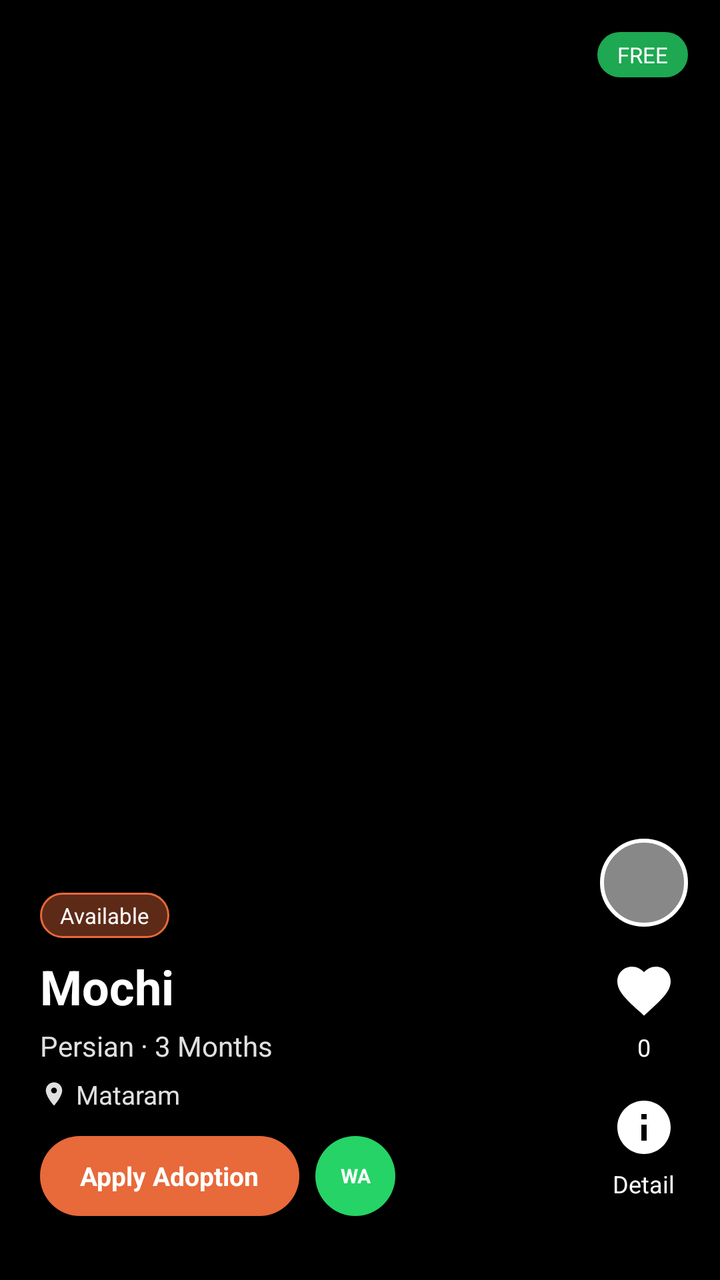
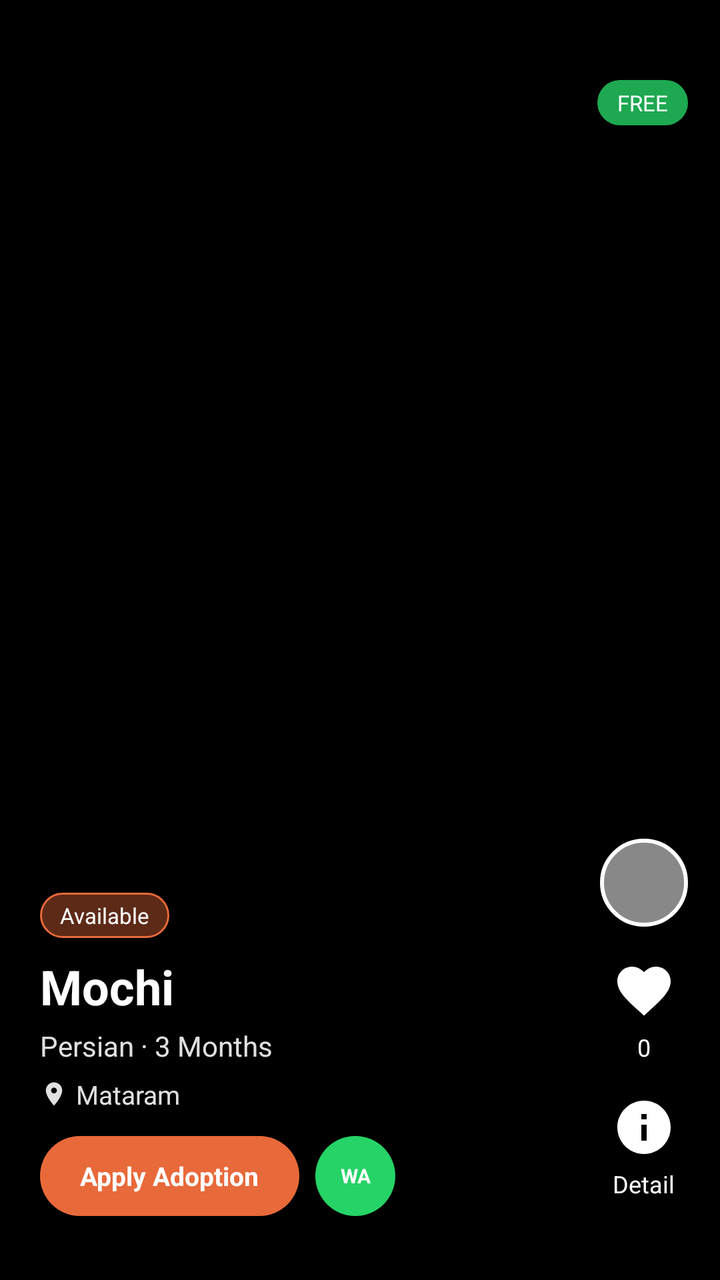

Screens rendered from an Android XML layout before and after an edit, with the pre-edit source and the edit as a unified diff.
<!-- AndroidManifest.xml: application theme Theme.AdoptUs -->
<!-- res/layout/item_feed_post.xml -->
<?xml version="1.0" encoding="utf-8"?>
<FrameLayout xmlns:android="http://schemas.android.com/apk/res/android"
    xmlns:app="http://schemas.android.com/apk/res-auto"
    android:layout_width="match_parent"
    android:layout_height="match_parent"
    android:background="#000000">

    
    <ImageView
        android:id="@+id/ivMedia"
        android:layout_width="match_parent"
        android:layout_height="match_parent"
        android:scaleType="centerCrop"
        android:visibility="visible" />

    
    <androidx.media3.ui.PlayerView
        android:id="@+id/pvVideo"
        android:layout_width="match_parent"
        android:layout_height="match_parent"
        app:use_controller="false"
        app:resize_mode="zoom"
        android:visibility="gone" />

    
    <View
        android:layout_width="match_parent"
        android:layout_height="320dp"
        android:layout_gravity="bottom"
        android:background="@drawable/gradient_feed_bottom" />

    
    <LinearLayout
        android:layout_width="match_parent"
        android:layout_height="wrap_content"
        android:layout_gravity="bottom"
        android:orientation="vertical"
        android:paddingStart="20dp"
        android:paddingEnd="80dp"
        android:paddingBottom="32dp">

        
        <TextView
            android:id="@+id/tvStatus"
            android:layout_width="wrap_content"
            android:layout_height="wrap_content"
            android:text="Available"
            android:textSize="11sp"
            android:textColor="#FFFFFF"
            android:background="@drawable/bg_status_badge"
            android:paddingHorizontal="10dp"
            android:paddingVertical="4dp"
            android:layout_marginBottom="8dp" />

        
        <TextView
            android:id="@+id/tvPetName"
            android:layout_width="wrap_content"
            android:layout_height="wrap_content"
            android:text="Mochi"
            android:textSize="24sp"
            android:textStyle="bold"
            android:textColor="#FFFFFF"
            android:layout_marginBottom="4dp" />

        
        <TextView
            android:id="@+id/tvBreedAge"
            android:layout_width="wrap_content"
            android:layout_height="wrap_content"
            android:text="Persian · 3 Months"
            android:textSize="14sp"
            android:textColor="#E0E0E0"
            android:layout_marginBottom="6dp" />

        
        <LinearLayout
            android:layout_width="wrap_content"
            android:layout_height="wrap_content"
            android:orientation="horizontal"
            android:gravity="center_vertical"
            android:layout_marginBottom="12dp">

            <ImageView
                android:layout_width="14dp"
                android:layout_height="14dp"
                android:src="@drawable/ic_location"
                app:tint="#E0E0E0" />

            <TextView
                android:id="@+id/tvCity"
                android:layout_width="wrap_content"
                android:layout_height="wrap_content"
                android:text="Mataram"
                android:textSize="13sp"
                android:textColor="#E0E0E0"
                android:layout_marginStart="4dp" />
        </LinearLayout>

        
        <LinearLayout
            android:layout_width="wrap_content"
            android:layout_height="wrap_content"
            android:orientation="horizontal"
            android:gravity="center_vertical">

            
            <TextView
                android:id="@+id/btnApply"
                android:layout_width="wrap_content"
                android:layout_height="40dp"
                android:text="Apply Adoption"
                android:textSize="13sp"
                android:textColor="#FFFFFF"
                android:textStyle="bold"
                android:background="@drawable/bg_btn_apply"
                android:gravity="center"
                android:paddingHorizontal="20dp"
                android:layout_marginEnd="8dp" />

            
            <TextView
                android:id="@+id/btnWhatsapp"
                android:layout_width="40dp"
                android:layout_height="40dp"
                android:text="WA"
                android:textSize="10sp"
                android:textColor="#FFFFFF"
                android:textStyle="bold"
                android:background="@drawable/bg_btn_whatsapp"
                android:gravity="center" />

        </LinearLayout>
    </LinearLayout>

    
    <LinearLayout
        android:layout_width="wrap_content"
        android:layout_height="wrap_content"
        android:layout_gravity="bottom|end"
        android:orientation="vertical"
        android:gravity="center_horizontal"
        android:paddingEnd="16dp"
        android:paddingBottom="40dp">

        
        <ImageView
            android:id="@+id/ivOwnerAvatar"
            android:layout_width="44dp"
            android:layout_height="44dp"
            android:scaleType="centerCrop"
            android:background="@drawable/bg_avatar_circle"
            android:layout_marginBottom="16dp" />

        
        <ImageView
            android:id="@+id/btnLike"
            android:layout_width="32dp"
            android:layout_height="32dp"
            android:src="@drawable/ic_heart"
            android:layout_marginBottom="4dp" />

        <TextView
            android:id="@+id/tvLikesCount"
            android:layout_width="wrap_content"
            android:layout_height="wrap_content"
            android:text="0"
            android:textSize="12sp"
            android:textColor="#FFFFFF"
            android:layout_marginBottom="16dp" />

        
        <ImageView
            android:id="@+id/btnDetail"
            android:layout_width="32dp"
            android:layout_height="32dp"
            android:src="@drawable/ic_info"
            android:layout_marginBottom="4dp" />

        <TextView
            android:layout_width="wrap_content"
            android:layout_height="wrap_content"
            android:text="Detail"
            android:textSize="12sp"
            android:textColor="#FFFFFF" />

    </LinearLayout>

    
    <TextView
        android:id="@+id/tvFee"
        android:layout_width="wrap_content"
        android:layout_height="wrap_content"
        android:layout_gravity="top|end"
        android:layout_margin="16dp"
        android:text="FREE"
        android:textSize="11sp"
        android:textColor="#FFFFFF"
        android:background="@drawable/bg_fee_badge"
        android:paddingHorizontal="10dp"
        android:paddingVertical="4dp" />

</FrameLayout>
<!-- resources referenced by this layout -->
<resources>
  <!-- drawable bg_avatar_circle (drawable) -->
  <?xml version="1.0" encoding="utf-8"?>
  <shape xmlns:android="http://schemas.android.com/apk/res/android"
      android:shape="oval">
      <solid android:color="#888888" />
      <stroke android:width="2dp" android:color="#FFFFFF" />
  </shape>
  <!-- drawable bg_btn_apply (drawable) -->
  <?xml version="1.0" encoding="utf-8"?>
  <shape xmlns:android="http://schemas.android.com/apk/res/android"
      android:shape="rectangle">
      <corners android:radius="99dp" />
      <solid android:color="#E8693A" />
  </shape>
  <!-- drawable bg_btn_whatsapp (drawable) -->
  <?xml version="1.0" encoding="utf-8"?>
  <shape xmlns:android="http://schemas.android.com/apk/res/android"
      android:shape="rectangle">
      <corners android:radius="99dp" />
      <solid android:color="#25D366" />
  </shape>
  <!-- drawable bg_fee_badge (drawable) -->
  <?xml version="1.0" encoding="utf-8"?>
  <shape xmlns:android="http://schemas.android.com/apk/res/android"
      android:shape="rectangle">
      <corners android:radius="99dp" />
      <solid android:color="#CC25D366" />
  </shape>
  <!-- drawable bg_status_badge (drawable) -->
  <?xml version="1.0" encoding="utf-8"?>
  <shape xmlns:android="http://schemas.android.com/apk/res/android"
      android:shape="rectangle">
      <corners android:radius="99dp" />
      <solid android:color="#66E8693A" />
      <stroke android:width="1dp" android:color="#E8693A" />
  </shape>
  <!-- drawable gradient_feed_bottom (drawable) -->
  <?xml version="1.0" encoding="utf-8"?>
  <shape xmlns:android="http://schemas.android.com/apk/res/android">
      <gradient
          android:type="linear"
          android:angle="90"
          android:startColor="#CC000000"
          android:endColor="#00000000" />
  </shape>
  <!-- drawable ic_heart (drawable) -->
  <?xml version="1.0" encoding="utf-8"?>
  <vector xmlns:android="http://schemas.android.com/apk/res/android"
      android:width="24dp" android:height="24dp"
      android:viewportWidth="24" android:viewportHeight="24">
      <path android:fillColor="#FFFFFF"
          android:pathData="M12,21.35l-1.45,-1.32C5.4,15.36 2,12.28 2,8.5 2,5.42 4.42,3 7.5,3c1.74,0 3.41,0.81 4.5,2.09C13.09,3.81 14.76,3 16.5,3 19.58,3 22,5.42 22,8.5c0,3.78 -3.4,6.86 -8.55,11.54L12,21.35z"/>
  </vector>
  <!-- drawable ic_info (drawable) -->
  <?xml version="1.0" encoding="utf-8"?>
  <vector xmlns:android="http://schemas.android.com/apk/res/android"
      android:width="24dp" android:height="24dp"
      android:viewportWidth="24" android:viewportHeight="24">
      <path android:fillColor="#FFFFFF"
          android:pathData="M12,2C6.48,2 2,6.48 2,12s4.48,10 10,10 10,-4.48 10,-10S17.52,2 12,2zM13,17h-2v-6h2v6zM13,9h-2L11,7h2v2z"/>
  </vector>
  <!-- drawable ic_location (drawable) -->
  <?xml version="1.0" encoding="utf-8"?>
  <vector xmlns:android="http://schemas.android.com/apk/res/android"
      android:width="24dp" android:height="24dp"
      android:viewportWidth="24" android:viewportHeight="24">
      <path android:fillColor="#FFFFFF"
          android:pathData="M12,2C8.13,2 5,5.13 5,9c0,5.25 7,13 7,13s7,-7.75 7,-13c0,-3.87 -3.13,-7 -7,-7zM12,11.5c-1.38,0 -2.5,-1.12 -2.5,-2.5s1.12,-2.5 2.5,-2.5 2.5,1.12 2.5,2.5 -1.12,2.5 -2.5,2.5z"/>
  </vector>
  <style name="Theme.AdoptUs" parent="Base.Theme.AdoptUs" />
  <style name="Base.Theme.AdoptUs" parent="Theme.Material3.DayNight.NoActionBar">
  
          <item name="colorSecondaryContainer">@color/highlight_orange</item>
  
      </style>
  <color name="highlight_orange">#F7D6CE</color>
</resources>

<!-- the commit's change to res/layout/item_feed_post.xml (unified diff, before → after) -->
@@ -187,17 +187,27 @@
     </LinearLayout>
 
     
-    <TextView
-        android:id="@+id/tvFee"
-        android:layout_width="wrap_content"
+    <FrameLayout
+        android:layout_width="match_parent"
         android:layout_height="wrap_content"
-        android:layout_gravity="top|end"
-        android:layout_margin="16dp"
-        android:text="FREE"
-        android:textSize="11sp"
-        android:textColor="#FFFFFF"
-        android:background="@drawable/bg_fee_badge"
-        android:paddingHorizontal="10dp"
-        android:paddingVertical="4dp" />
+        android:layout_gravity="top"
+        android:paddingStart="16dp"
+        android:paddingTop="40dp"
+        android:paddingEnd="16dp"
+        android:paddingBottom="8dp">
+
+        
+        <TextView
+            android:id="@+id/tvFee"
+            android:layout_width="wrap_content"
+            android:layout_height="wrap_content"
+            android:layout_gravity="top|end"
+            android:text="FREE"
+            android:textSize="11sp"
+            android:textColor="#FFFFFF"
+            android:background="@drawable/bg_fee_badge"
+            android:paddingHorizontal="10dp"
+            android:paddingVertical="4dp" />
+    </FrameLayout>
 
 </FrameLayout>
